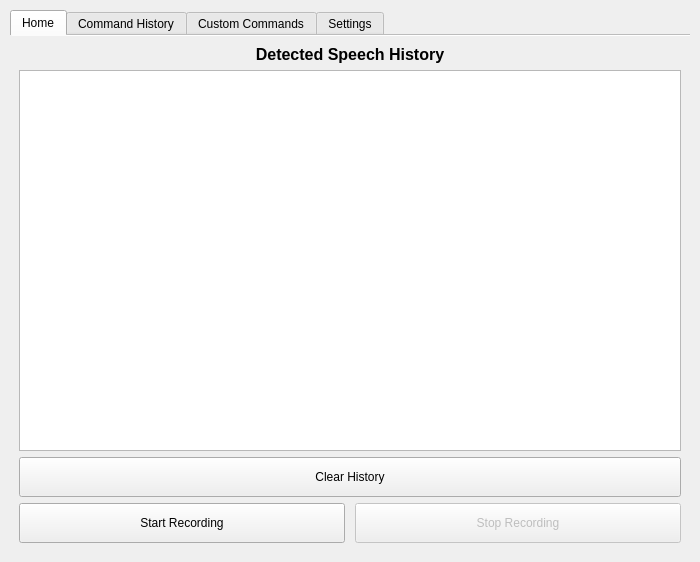
Old version of the form PyQt-GUIProject/form.ui in the repository Notaweedle/Pro100_Voice_rec.
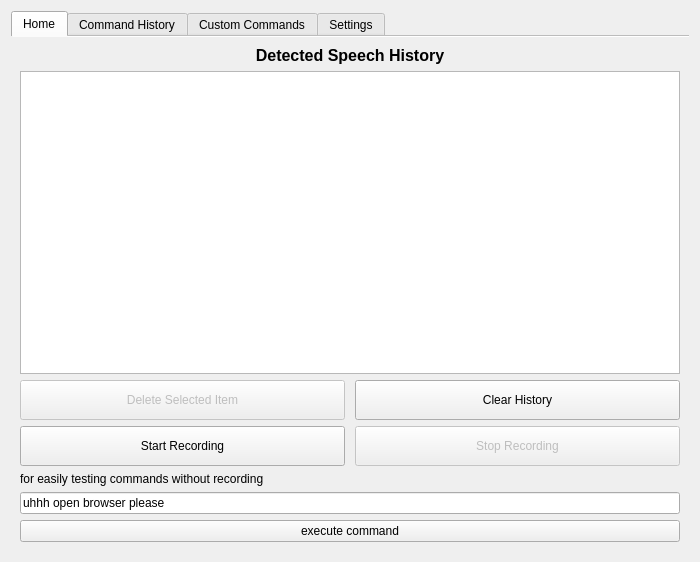
New version of the form. The open tabs and pages were chosen to show the change. Icons and pictures are not drawn.

Commit message:
began integration of command execution
lots of stuff here i forgot i should make commits more often on here sob

What changed in the file:
```diff
--- a/PyQt-GUIProject/form.ui
+++ b/PyQt-GUIProject/form.ui
@@ -26,19 +26,7 @@
   <property name="autoFillBackground">
    <bool>false</bool>
   </property>
-  <layout class="QHBoxLayout" name="horizontalLayout_5">
-   <property name="leftMargin">
-    <number>10</number>
-   </property>
-   <property name="topMargin">
-    <number>10</number>
-   </property>
-   <property name="rightMargin">
-    <number>10</number>
-   </property>
-   <property name="bottomMargin">
-    <number>10</number>
-   </property>
+  <layout class="QVBoxLayout" name="verticalLayout_11">
    <item>
     <widget class="QTabWidget" name="tabWidget">
      <property name="tabPosition">
@@ -108,18 +96,41 @@
            </property>
           </widget>
          </item>
-         <item row="2" column="0">
-          <widget class="QPushButton" name="clearHistoryBtn">
-           <property name="minimumSize">
-            <size>
-             <width>100</width>
-             <height>40</height>
-            </size>
+         <item row="4" column="0">
+          <layout class="QHBoxLayout" name="buttonLayout">
+           <property name="spacing">
+            <number>10</number>
            </property>
-           <property name="text">
-            <string>Clear History</string>
-           </property>
-          </widget>
+           <item>
+            <widget class="QPushButton" name="removeSpeechHistoryItemBtn">
+             <property name="enabled">
+              <bool>false</bool>
+             </property>
+             <property name="minimumSize">
+              <size>
+               <width>100</width>
+               <height>40</height>
+              </size>
+             </property>
+             <property name="text">
+              <string>Delete Selected Item</string>
+             </property>
+            </widget>
+           </item>
+           <item>
+            <widget class="QPushButton" name="clearSpeechHistoryBtn">
+             <property name="minimumSize">
+              <size>
+               <width>100</width>
+               <height>40</height>
+              </size>
+             </property>
+             <property name="text">
+              <string>Clear History</string>
+             </property>
+            </widget>
+           </item>
+          </layout>
          </item>
         </layout>
        </item>
@@ -162,6 +173,30 @@
          </item>
         </layout>
        </item>
+       <item>
+        <widget class="QLabel" name="label_13">
+         <property name="text">
+          <string>for easily testing commands without recording</string>
+         </property>
+        </widget>
+       </item>
+       <item>
+        <widget class="QLineEdit" name="mockSpeechEdit">
+         <property name="text">
+          <string>uhhh open browser please</string>
+         </property>
+         <property name="placeholderText">
+          <string>Speech Text</string>
+         </property>
+        </widget>
+       </item>
+       <item>
+        <widget class="QPushButton" name="executeMockSpeechBtn">
+         <property name="text">
+          <string>execute command</string>
+         </property>
+        </widget>
+       </item>
       </layout>
      </widget>
      <widget class="QWidget" name="commandHistoryTab">
```
Left out of the diff: 121 changed lines with no effect on the pictures. The commit also changes 13 other files.
